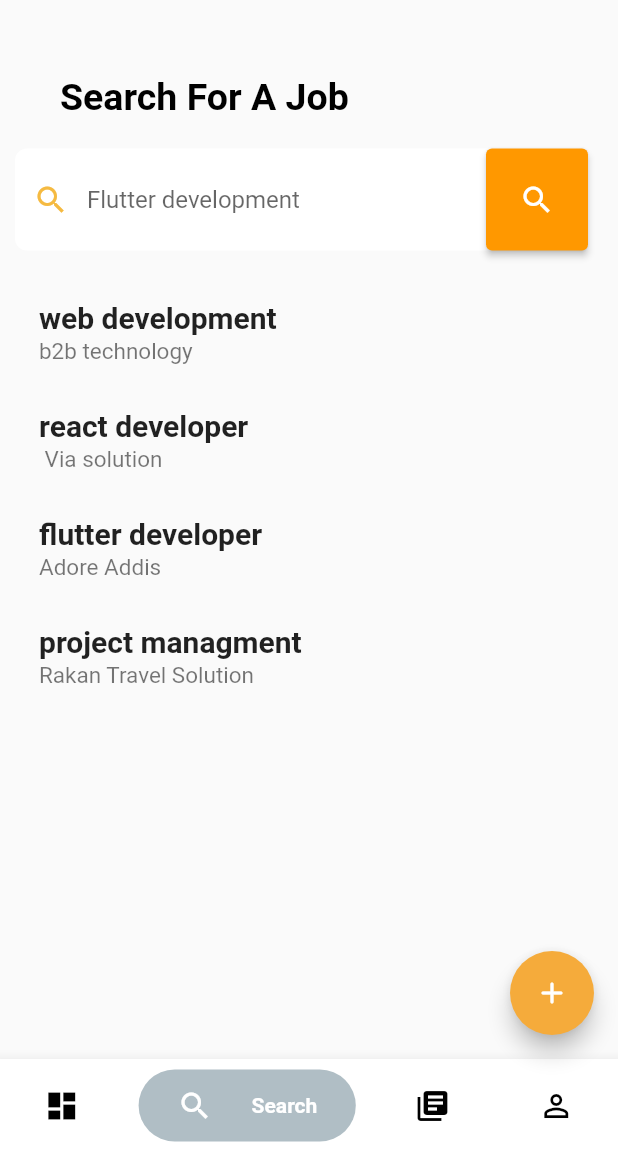
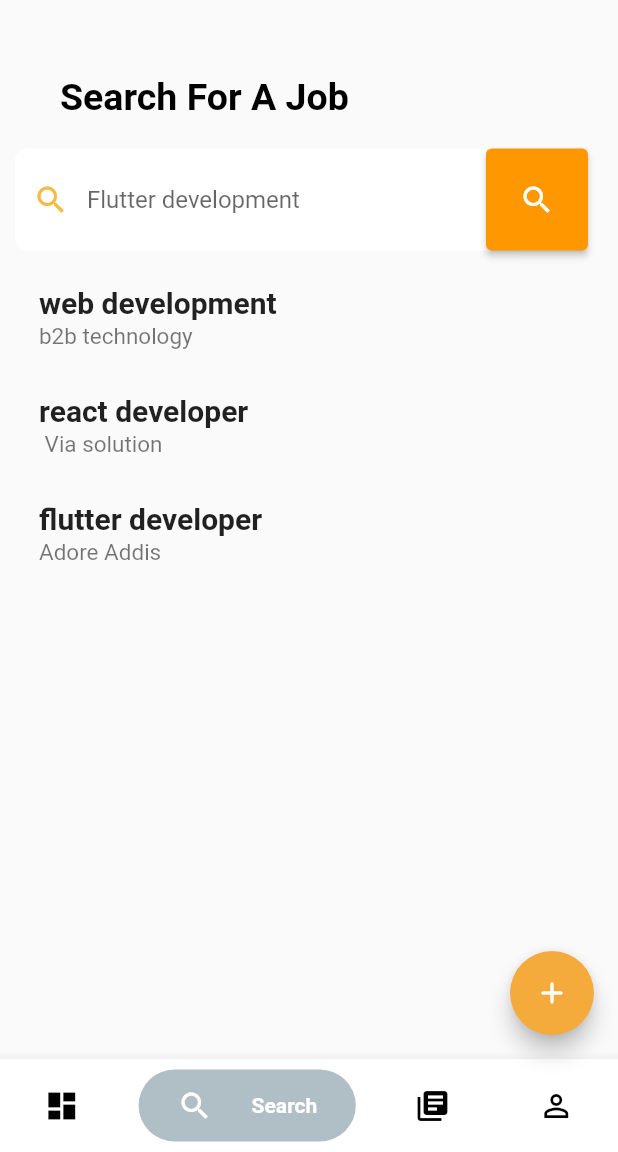
Before and after one commit to mikias-tulu/getJOBS-freelance-app, a Flutter app: the screen it shows once a user with an empty profile is signed in, item 2 of the bottom bar chosen, on a phone screen of 412 x 824 dp, the part 84-1236 px from its top. Run offline on Flutter 3.47's test engine with Material 2 defaults, Android fonts, the phone set to English and light mode, and no system bars; drawn by our look-alikes of bubble_bottom_bar; our stand-ins replace cloud_firestore, file_picker, firebase_auth, firebase_core, firebase_storage, fluttericon and 6 more; accounts and stored records are empty.

Commit message:
modified search screen

```diff
--- a/lib/screens/search/search_screen.dart
+++ b/lib/screens/search/search_screen.dart
@@ -87,7 +87,7 @@ class _SearchState extends State<Search> {
                         borderSide: BorderSide.none),
                     hintText: "Flutter development",
                     prefixIcon: const Icon(Icons.search),
-                    prefixIconColor: yellow,
+                    prefixIconColor: Color.fromRGBO(245, 186, 65, 1),
                     suffixIcon: ElevatedButton(
                       style: ElevatedButton.styleFrom(
                         backgroundColor: Colors.orange,
@@ -102,10 +102,10 @@ class _SearchState extends State<Search> {
                 ),
               ),
               const SizedBox(
-                height: 20.0,
+                height: 10.0,
               ),
               SizedBox(
-                height: 300,
+                height: 200,
                 child: display_list.isEmpty
                     ? const Center(
                         child: Text("No result found",
```
